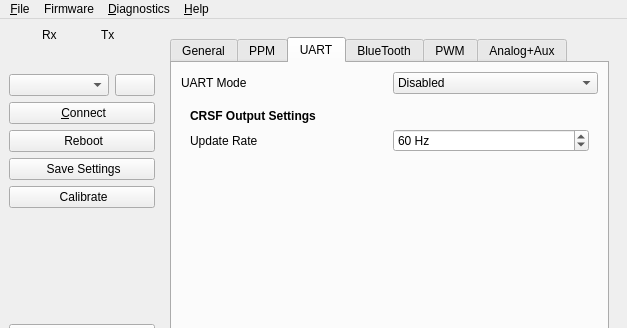
Old version of the form gui/src/mainwindow.ui in the repository dlktdr/HeadTracker; both pictures show x 0 to 627 and y 0 to 328 of the 627 by 706 pixel window.
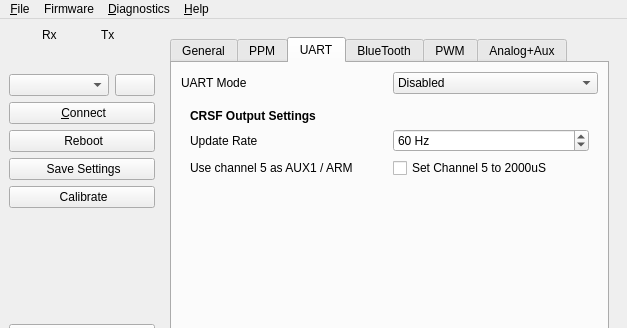
New version of the form. The open tabs and pages were chosen to show the change. Icons and pictures are not drawn. Custom widgets are drawn as their Qt base class.

The edit to the form file:
```diff
--- a/gui/src/mainwindow.ui
+++ b/gui/src/mainwindow.ui
@@ -1533,10 +1533,10 @@
                 </widget>
                 <widget class="QWidget" name="page_3">
                  <layout class="QGridLayout" name="gridLayout_8">
-                  <item row="1" column="0">
-                   <widget class="QLabel" name="label_41">
+                  <item row="2" column="0">
+                   <widget class="QLabel" name="label_3">
                     <property name="text">
-                     <string>Update Rate</string>
+                     <string>Use channel 5 as AUX1 / ARM</string>
                     </property>
                    </widget>
                   </item>
@@ -1566,7 +1566,7 @@
                     </property>
                    </widget>
                   </item>
-                  <item row="2" column="0">
+                  <item row="3" column="0">
                    <spacer name="verticalSpacer_3">
                     <property name="orientation">
                      <enum>Qt::Vertical</enum>
@@ -1579,6 +1579,20 @@
                     </property>
                    </spacer>
                   </item>
+                  <item row="1" column="0">
+                   <widget class="QLabel" name="label_41">
+                    <property name="text">
+                     <string>Update Rate</string>
+                    </property>
+                   </widget>
+                  </item>
+                  <item row="2" column="1">
+                   <widget class="QCheckBox" name="chkCh5Arm">
+                    <property name="text">
+                     <string>Set Channel 5 to 2000uS</string>
+                    </property>
+                   </widget>
+                  </item>
                  </layout>
                 </widget>
                </widget>
```
